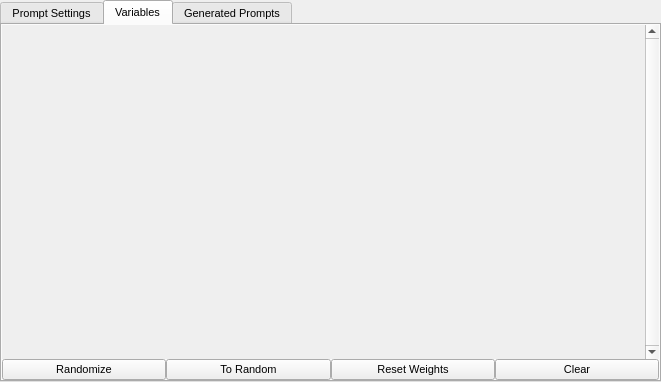
Old version of the form src/airunner/pyqt/widgets/prompt_builder/prompt_builder_form.ui in the repository Capsize-Games/airunner.
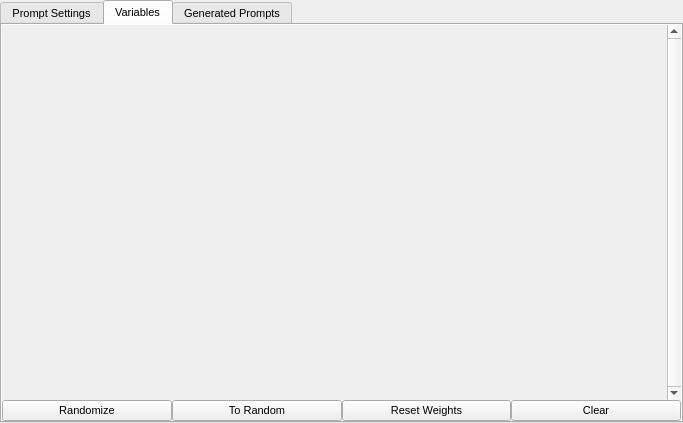
New version of the form. The open tabs and pages were chosen to show the change.

Diff of the .ui file:
```diff
--- a/src/airunner/pyqt/widgets/prompt_builder/prompt_builder_form.ui
+++ b/src/airunner/pyqt/widgets/prompt_builder/prompt_builder_form.ui
@@ -6,8 +6,8 @@
    <rect>
     <x>0</x>
     <y>0</y>
-    <width>661</width>
-    <height>382</height>
+    <width>683</width>
+    <height>423</height>
    </rect>
   </property>
   <property name="windowTitle">
@@ -26,7 +26,40 @@
    <property name="bottomMargin">
     <number>0</number>
    </property>
-   <item row="1" column="0">
+   <item row="0" column="0">
+    <widget class="QScrollArea" name="scrollArea_2">
+     <property name="frameShape">
+      <enum>QFrame::NoFrame</enum>
+     </property>
+     <property name="frameShadow">
+      <enum>QFrame::Plain</enum>
+     </property>
+     <property name="widgetResizable">
+      <bool>true</bool>
+     </property>
+     <widget class="QWidget" name="scrollAreaWidgetContents_2">
+      <property name="geometry">
+       <rect>
+        <x>0</x>
+        <y>0</y>
+        <width>683</width>
+        <height>423</height>
+       </rect>
+      </property>
+      <layout class="QGridLayout" name="gridLayout_5">
+       <property name="leftMargin">
+        <number>0</number>
+       </property>
+       <property name="topMargin">
+        <number>0</number>
+       </property>
+       <property name="rightMargin">
+        <number>0</number>
+       </property>
+       <property name="bottomMargin">
+        <number>0</number>
+       </property>
+       <item row="0" column="0">
     <widget class="QTabWidget" name="tabWidget">
      <property name="font">
       <font>
@@ -313,44 +346,6 @@
          <property name="spacing">
           <number>0</number>
          </property>
-         <item row="0" column="1">
-          <widget class="QScrollArea" name="scrollArea">
-           <property name="sizePolicy">
-            <sizepolicy hsizetype="MinimumExpanding" vsizetype="Expanding">
-             <horstretch>0</horstretch>
-             <verstretch>0</verstretch>
-            </sizepolicy>
-           </property>
-           <property name="minimumSize">
-            <size>
-             <width>200</width>
-             <height>120</height>
-            </size>
-           </property>
-           <property name="frameShape">
-            <enum>QFrame::NoFrame</enum>
-           </property>
-           <property name="frameShadow">
-            <enum>QFrame::Plain</enum>
-           </property>
-           <property name="verticalScrollBarPolicy">
-            <enum>Qt::ScrollBarAlwaysOn</enum>
-           </property>
-           <property name="widgetResizable">
-            <bool>true</bool>
-           </property>
-           <widget class="QWidget" name="scroll_grid">
-            <property name="geometry">
-             <rect>
-              <x>0</x>
-              <y>0</y>
-              <width>641</width>
-              <height>323</height>
-             </rect>
-            </property>
-           </widget>
-          </widget>
-         </item>
          <item row="1" column="1">
           <layout class="QHBoxLayout" name="horizontalLayout_3">
            <item>
@@ -475,6 +470,44 @@
            </item>
           </layout>
          </item>
+             <item row="0" column="1">
+              <widget class="QScrollArea" name="scrollArea">
+               <property name="sizePolicy">
+                <sizepolicy hsizetype="MinimumExpanding" vsizetype="Expanding">
+                 <horstretch>0</horstretch>
+                 <verstretch>0</verstretch>
+                </sizepolicy>
+               </property>
+               <property name="minimumSize">
+                <size>
+                 <width>200</width>
+                 <height>0</height>
+                </size>
+               </property>
+               <property name="frameShape">
+                <enum>QFrame::NoFrame</enum>
+               </property>
+               <property name="frameShadow">
+                <enum>QFrame::Plain</enum>
+               </property>
+               <property name="verticalScrollBarPolicy">
+                <enum>Qt::ScrollBarAlwaysOn</enum>
+               </property>
+               <property name="widgetResizable">
+                <bool>true</bool>
+               </property>
+               <widget class="QWidget" name="scroll_grid">
+                <property name="geometry">
+                 <rect>
+                  <x>0</x>
+                  <y>0</y>
+                  <width>663</width>
+                  <height>372</height>
+                 </rect>
+                </property>
+               </widget>
+              </widget>
+             </item>
         </layout>
        </item>
       </layout>
@@ -927,8 +960,9 @@
      </widget>
     </widget>
    </item>
-   <item row="0" column="0">
-    <layout class="QGridLayout" name="gridLayout_10"/>
+      </layout>
+     </widget>
+    </widget>
    </item>
   </layout>
  </widget>
```
Left out of the diff: 348 changed lines with no effect on the pictures. Lines whose indentation alone changed are shown as unchanged.
